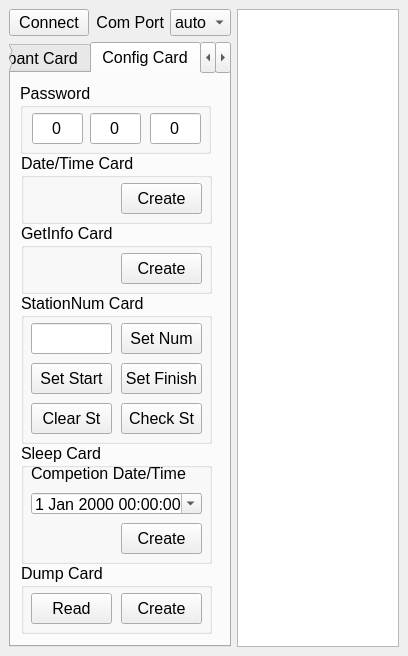
This is design.ui in sportiduino/SportiduinoPQ as Qt 5 draws it before an edit. The edited form follows.
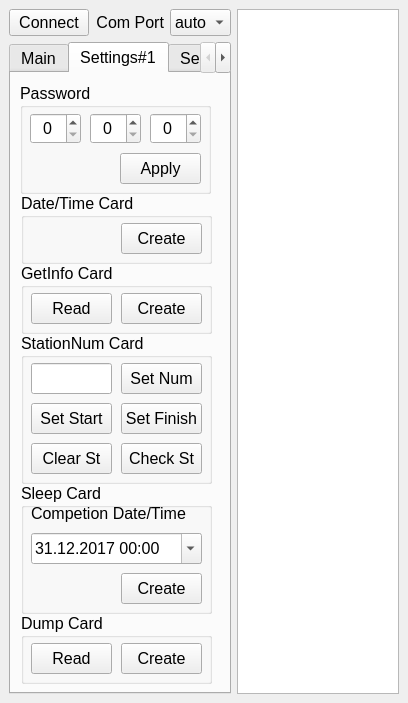
This is the edited form. The open tabs and pages were chosen to show the change.

Diff of the .ui file:
```diff
--- a/design.ui
+++ b/design.ui
@@ -7,7 +7,7 @@
     <x>0</x>
     <y>0</y>
     <width>408</width>
-    <height>656</height>
+    <height>703</height>
    </rect>
   </property>
   <property name="windowTitle">
@@ -249,7 +249,7 @@
         </property>
         <widget class="QWidget" name="tab_4">
          <attribute name="title">
-          <string>Participant Card</string>
+          <string>Main</string>
          </attribute>
          <widget class="QPushButton" name="Print">
           <property name="geometry">
@@ -387,15 +387,15 @@
         </widget>
         <widget class="QWidget" name="tab_2">
          <attribute name="title">
-          <string>Config Card</string>
+          <string>Settings#1</string>
          </attribute>
          <widget class="QGroupBox" name="groupBox">
           <property name="geometry">
            <rect>
             <x>10</x>
-            <y>370</y>
+            <y>410</y>
             <width>191</width>
-            <height>121</height>
+            <height>131</height>
            </rect>
           </property>
           <property name="locale">
@@ -408,7 +408,7 @@
            <property name="geometry">
             <rect>
              <x>100</x>
-             <y>80</y>
+             <y>90</y>
              <width>81</width>
              <height>31</height>
             </rect>
@@ -429,12 +429,22 @@
              <x>10</x>
              <y>50</y>
              <width>171</width>
-             <height>21</height>
+             <height>31</height>
             </rect>
            </property>
            <property name="locale">
             <locale language="English" country="UnitedStates"/>
            </property>
+           <property name="minimumDate">
+            <date>
+             <year>2017</year>
+             <month>12</month>
+             <day>31</day>
+            </date>
+           </property>
+           <property name="displayFormat">
+            <string>dd.MM.yyyy HH:mm</string>
+           </property>
            <property name="calendarPopup">
             <bool>true</bool>
            </property>
@@ -460,7 +470,7 @@
           <property name="geometry">
            <rect>
             <x>10</x>
-            <y>490</y>
+            <y>540</y>
             <width>191</width>
             <height>71</height>
            </rect>
@@ -519,7 +529,7 @@
           <property name="geometry">
            <rect>
             <x>10</x>
-            <y>220</y>
+            <y>260</y>
             <width>191</width>
             <height>151</height>
            </rect>
@@ -653,7 +663,7 @@
           <property name="geometry">
            <rect>
             <x>10</x>
-            <y>80</y>
+            <y>120</y>
             <width>191</width>
             <height>71</height>
            </rect>
@@ -688,7 +698,7 @@
           <property name="geometry">
            <rect>
             <x>10</x>
-            <y>150</y>
+            <y>190</y>
             <width>191</width>
             <height>71</height>
            </rect>
@@ -718,6 +728,25 @@
             <string>Create</string>
            </property>
           </widget>
+          <widget class="QPushButton" name="btnReadInfo">
+           <property name="geometry">
+            <rect>
+             <x>10</x>
+             <y>30</y>
+             <width>81</width>
+             <height>31</height>
+            </rect>
+           </property>
+           <property name="toolTip">
+            <string>Creates a config card to get info about a base station</string>
+           </property>
+           <property name="locale">
+            <locale language="English" country="UnitedStates"/>
+           </property>
+           <property name="text">
+            <string>Read</string>
+           </property>
+          </widget>
          </widget>
          <widget class="QGroupBox" name="groupBox_6">
           <property name="geometry">
@@ -725,7 +754,7 @@
             <x>9</x>
             <y>10</y>
             <width>191</width>
-            <height>71</height>
+            <height>111</height>
            </rect>
           </property>
           <property name="toolTip">
@@ -737,26 +766,42 @@
           <property name="title">
            <string>Password</string>
           </property>
-          <widget class="QLineEdit" name="tfCurPwd1">
+          <widget class="QPushButton" name="btnApplyPwd">
            <property name="geometry">
             <rect>
-             <x>12</x>
+             <x>100</x>
+             <y>70</y>
+             <width>81</width>
+             <height>31</height>
+            </rect>
+           </property>
+           <property name="toolTip">
+            <string>Applies current password for all next config cards</string>
+           </property>
+           <property name="text">
+            <string>Apply</string>
+           </property>
+          </widget>
+          <widget class="QSpinBox" name="sbCurPwd3">
+           <property name="geometry">
+            <rect>
+             <x>10</x>
              <y>30</y>
              <width>51</width>
              <height>31</height>
             </rect>
            </property>
-           <property name="locale">
-            <locale language="English" country="UnitedStates"/>
-           </property>
-           <property name="text">
-            <string>0</string>
+           <property name="frame">
+            <bool>true</bool>
            </property>
            <property name="alignment">
             <set>Qt::AlignCenter</set>
            </property>
+           <property name="maximum">
+            <number>255</number>
+           </property>
           </widget>
-          <widget class="QLineEdit" name="tfCurPwd2">
+          <widget class="QSpinBox" name="sbCurPwd2">
            <property name="geometry">
             <rect>
              <x>70</x>
@@ -765,17 +810,17 @@
              <height>31</height>
             </rect>
            </property>
-           <property name="locale">
-            <locale language="English" country="UnitedStates"/>
-           </property>
-           <property name="text">
-            <string>0</string>
+           <property name="frame">
+            <bool>true</bool>
            </property>
            <property name="alignment">
             <set>Qt::AlignCenter</set>
            </property>
+           <property name="maximum">
+            <number>255</number>
+           </property>
           </widget>
-          <widget class="QLineEdit" name="tfCurPwd3">
+          <widget class="QSpinBox" name="sbCurPwd1">
            <property name="geometry">
             <rect>
              <x>130</x>
@@ -784,21 +829,21 @@
              <height>31</height>
             </rect>
            </property>
-           <property name="locale">
-            <locale language="English" country="UnitedStates"/>
-           </property>
-           <property name="text">
-            <string>0</string>
+           <property name="frame">
+            <bool>true</bool>
            </property>
            <property name="alignment">
             <set>Qt::AlignCenter</set>
            </property>
+           <property name="maximum">
+            <number>255</number>
+           </property>
           </widget>
          </widget>
         </widget>
         <widget class="QWidget" name="tab_3">
          <attribute name="title">
-          <string>Settings</string>
+          <string>Settings#2</string>
          </attribute>
          <widget class="QComboBox" name="WorkTime">
           <property name="geometry">
```
Left out of the diff: 103 changed lines with no effect on the pictures.
